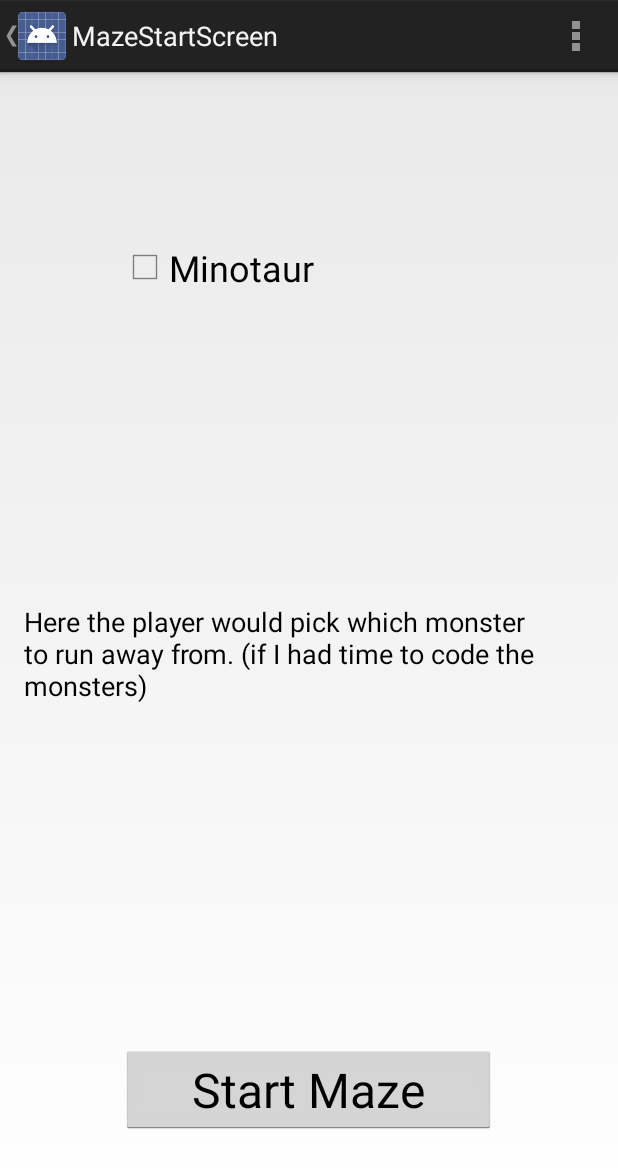
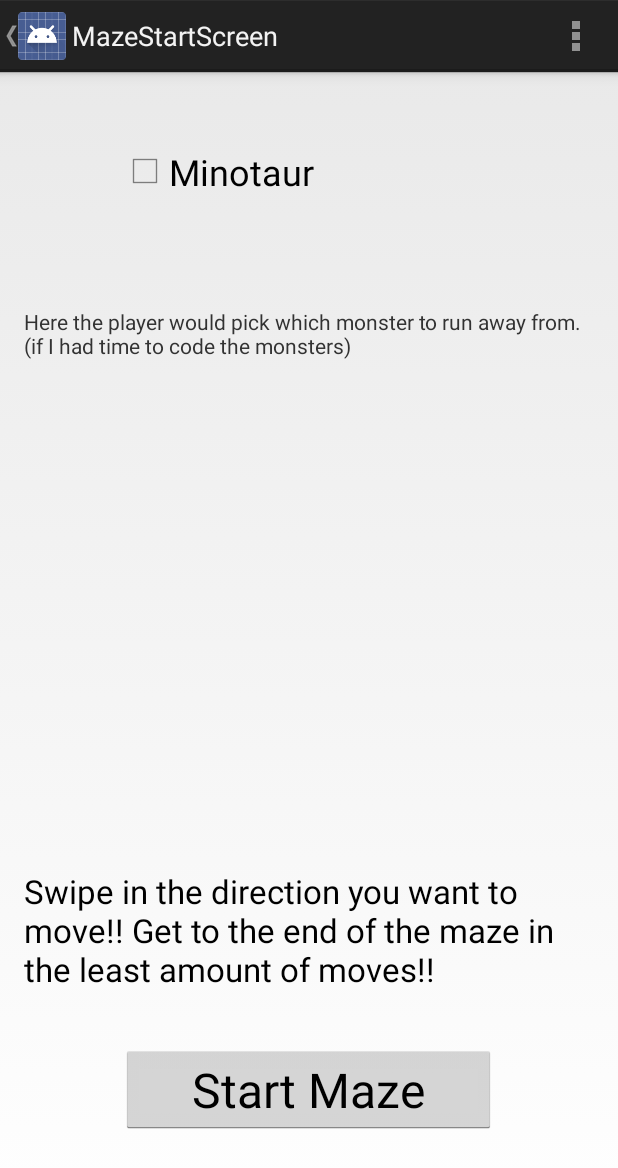
Before and after one commit to jwielenga20/MazeGame, an Android app: the MazeStartScreen screen opened directly, with no data from a screen before it, on a phone screen of 412 x 824 dp. Shown: the top 1168 px of the screen. Run offline under Robolectric (Android 15) with nearby library versions, the phone set to English and light mode, and no system bars.

Commit message:
Done.  Finally finished

```diff
--- a/app/src/main/res/layout/activity_maze_start_screen.xml
+++ b/app/src/main/res/layout/activity_maze_start_screen.xml
@@ -21,22 +21,32 @@
         android:layout_height="wrap_content"
         android:text="Minotaur"
         android:id="@+id/minoConfirmed"
+        android:layout_marginTop="34dp"
+        android:checked="false"
+        android:textSize="24dp"
         android:layout_alignParentTop="true"
         android:layout_alignLeft="@+id/mazeButton"
-        android:layout_alignStart="@+id/mazeButton"
-        android:layout_marginTop="98dp"
-        android:layout_alignRight="@+id/mazeButton"
-        android:layout_alignEnd="@+id/mazeButton"
-        android:checked="false"
-        android:textSize="24dp" />
+        android:layout_alignStart="@+id/mazeButton" />
 
     <TextView
         android:layout_width="wrap_content"
         android:layout_height="wrap_content"
-        android:textAppearance="?android:attr/textAppearanceMedium"
+        android:textAppearance="?android:attr/textAppearanceLarge"
+        android:text="Swipe in the direction you want to move!! Get to the end of the maze in the least amount of moves!!"
+        android:id="@+id/instructionsText"
+        android:layout_marginBottom="36dp"
+        android:layout_above="@+id/mazeButton"
+        android:layout_alignParentLeft="true"
+        android:layout_alignParentStart="true" />
+
+    <TextView
+        android:layout_width="wrap_content"
+        android:layout_height="wrap_content"
+        android:textAppearance="?android:attr/textAppearanceSmall"
         android:text="Here the player would pick which monster to run away from. (if I had time to code the monsters)"
-        android:id="@+id/monsterSelect"
-        android:layout_centerVertical="true"
+        android:id="@+id/monsterScreenText"
+        android:layout_marginTop="74dp"
+        android:layout_below="@+id/minoConfirmed"
         android:layout_centerHorizontal="true" />
 
 </RelativeLayout>
```
